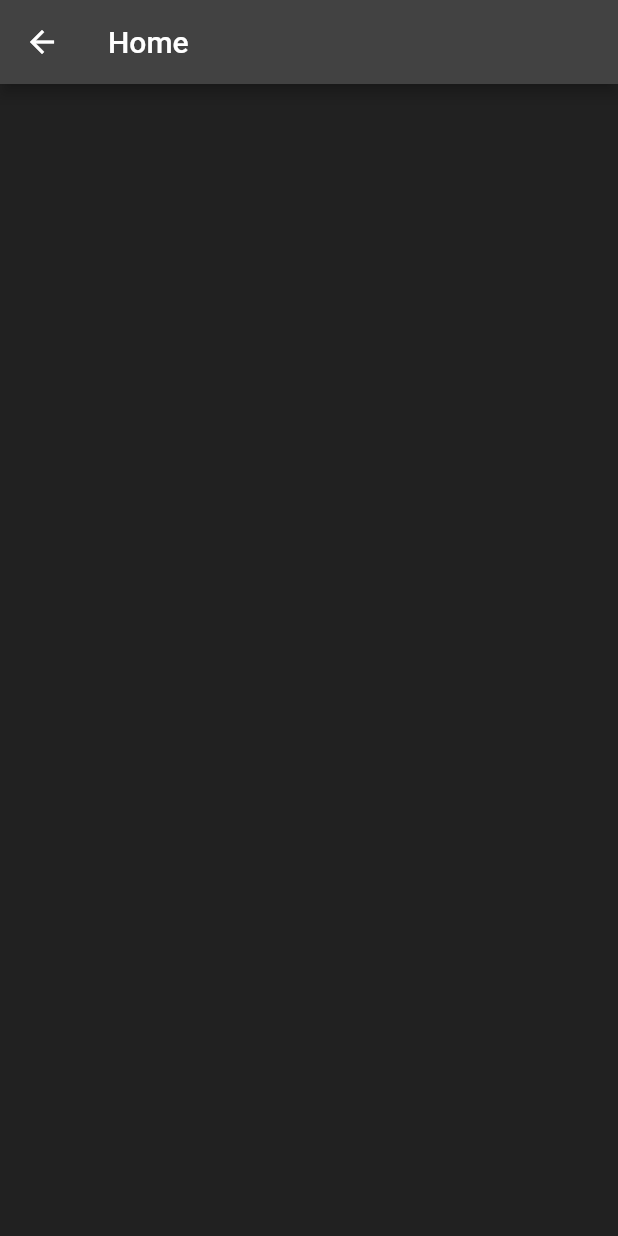
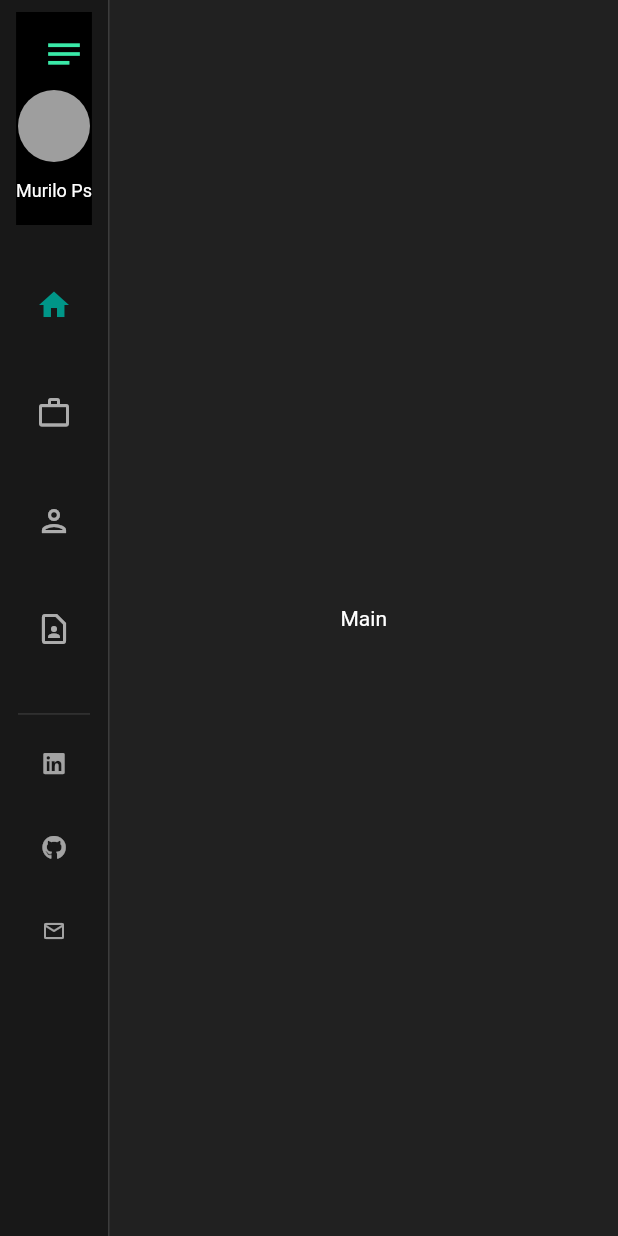
Before and after one commit to murilinhoPs/murilinho-portfolio, a Flutter app: the screen it shows after launch, on a phone screen of 412 x 824 dp. Run offline on Flutter 3.47's test engine with Material 2 defaults, Android fonts, the phone set to English and light mode, and no system bars; our stand-ins replace flutter_markdown.

Commit message:
Create responsive navigation side bar

```diff
--- a/lib/pages/main_page/main_page.dart
+++ b/lib/pages/main_page/main_page.dart
@@ -1,4 +1,5 @@
 import 'package:flutter/material.dart';
+import 'package:murilinho_portfolio/pages/main_page/sections/nav_bar/nav_bar.dart';
 
 class MainPage extends StatelessWidget {
   const MainPage({Key? key}) : super(key: key);
@@ -6,8 +7,15 @@ class MainPage extends StatelessWidget {
   @override
   Widget build(BuildContext context) {
     return Scaffold(
-      appBar: AppBar(
-        title: Text('Home'),
+      body: Row(
+        children: [
+          NavBar(),
+          Expanded(
+            child: Center(
+              child: Text('Main'),
+            ),
+          ),
+        ],
       ),
     );
   }
--- a/lib/pages/main_page/sections/nav_bar/nav_bar.dart
+++ b/lib/pages/main_page/sections/nav_bar/nav_bar.dart
@@ -0,0 +1,89 @@
+import 'package:flutter/material.dart';
+import 'package:murilinho_portfolio/constants.dart';
+import 'package:murilinho_portfolio/pages/main_page/sections/nav_bar/widgets/header/nav_bar_header.dart';
+import 'package:murilinho_portfolio/pages/main_page/sections/nav_bar/widgets/social_links.dart';
+import 'package:murilinho_portfolio/strings.dart';
+
+class NavBar extends StatefulWidget {
+  const NavBar({Key? key}) : super(key: key);
+
+  @override
+  _NavBarState createState() => _NavBarState();
+}
+
+class _NavBarState extends State<NavBar> {
+  int _selectedIndex = 0;
+  bool _isMobile = false;
+
+  void setExtended({bool? isMobile}) =>
+      setState(() => _isMobile = isMobile ?? !_isMobile);
+
+  @override
+  void didChangeDependencies() {
+    MediaQuery.of(context).size.width < 700
+        ? _isMobile = true
+        : _isMobile = false;
+    super.didChangeDependencies();
+  }
+
+  @override
+  Widget build(BuildContext context) {
+    return Row(
+      children: [
+        Column(
+          children: [
+            Expanded(
+              flex: 3,
+              child: NavigationRail(
+                selectedIndex: _selectedIndex,
+                onDestinationSelected: (index) {
+                  setState(() {
+                    _selectedIndex = index;
+                  });
+                },
+                extended: !_isMobile,
+                backgroundColor: Color(0xff181818),
+                minExtendedWidth: navBarDesktopMinWidth,
+                labelType: NavigationRailLabelType.none,
+                leading: NavBarHeader(
+                  isMobile: _isMobile,
+                  onChangeDevice: () => setExtended(),
+                ),
+                trailing: Padding(
+                  padding: const EdgeInsets.only(top: 20.0),
+                  child: SocialLinks(
+                    isMobile: _isMobile,
+                  ),
+                ),
+                groupAlignment: -.9,
+                destinations: [
+                  NavigationRailDestination(
+                    icon: Icon(Icons.home_outlined),
+                    selectedIcon: Icon(Icons.home),
+                    label: Text(Strings.homeNavBar),
+                  ),
+                  NavigationRailDestination(
+                    icon: Icon(Icons.work_outline),
+                    selectedIcon: Icon(Icons.work),
+                    label: Text(Strings.projectsNavBar),
+                  ),
+                  NavigationRailDestination(
+                    icon: Icon(Icons.person_outlined),
+                    selectedIcon: Icon(Icons.person),
+                    label: Text(Strings.aboutNavBar),
+                  ),
+                  NavigationRailDestination(
+                    icon: Icon(Icons.contact_page_outlined),
+                    selectedIcon: Icon(Icons.contact_page),
+                    label: Text(Strings.contactNavBar),
+                  ),
+                ],
+              ),
+            ),
+          ],
+        ),
+        VerticalDivider(thickness: 1, width: 1),
+      ],
+    );
+  }
+}
--- /dev/null
+++ b/lib/pages/main_page/sections/nav_bar/widgets/header/header_desktop.dart
@@ -0,0 +1,38 @@
+import 'package:flutter/material.dart';
+import 'package:murilinho_portfolio/strings.dart';
+
+class HeaderDesktop extends StatelessWidget {
+  @override
+  Widget build(BuildContext context) {
+    return Column(
+      children: [
+        SizedBox(height: 32.0),
+        const CircleAvatar(
+          backgroundColor: Colors.grey,
+          minRadius: 48,
+        ),
+        const SizedBox(
+          height: 12.0,
+        ),
+        const Text(
+          Strings.nameNavBar,
+          style: TextStyle(
+            fontSize: 24,
+          ),
+        ),
+        const SizedBox(
+          height: 16.0,
+        ),
+        const Text(
+          'Game and Mobile dev',
+          style: TextStyle(
+            fontSize: 12,
+          ),
+        ),
+        const SizedBox(
+          height: 16.0,
+        ),
+      ],
+    );
+  }
+}
--- /dev/null
+++ b/lib/pages/main_page/sections/nav_bar/widgets/header/header_mobile.dart
@@ -0,0 +1,36 @@
+import 'package:flutter/material.dart';
+import 'package:murilinho_portfolio/constants.dart';
+import 'package:murilinho_portfolio/strings.dart';
+
+class HeaderMobile extends StatelessWidget {
+  const HeaderMobile({
+    Key? key,
+    this.onMenuTap,
+  }) : super(key: key);
+  final VoidCallback? onMenuTap;
+
+  @override
+  Widget build(BuildContext context) {
+    return Column(
+      children: [
+        SizedBox(height: 52.0),
+        const CircleAvatar(
+          backgroundColor: Colors.grey,
+          minRadius: 24,
+        ),
+        const SizedBox(
+          height: 12.0,
+        ),
+        const Text(
+          Strings.nameNavBar,
+          style: TextStyle(
+            fontSize: 12,
+          ),
+        ),
+        const SizedBox(
+          height: 16.0,
+        ),
+      ],
+    );
+  }
+}
--- /dev/null
+++ b/lib/pages/main_page/sections/nav_bar/widgets/header/nav_bar_header.dart
@@ -0,0 +1,46 @@
+import 'package:flutter/material.dart';
+import 'package:murilinho_portfolio/constants.dart';
+import 'package:murilinho_portfolio/pages/main_page/sections/nav_bar/widgets/header/header_desktop.dart';
+import 'package:murilinho_portfolio/pages/main_page/sections/nav_bar/widgets/header/header_mobile.dart';
+
+class NavBarHeader extends StatelessWidget {
+  const NavBarHeader({
+    Key? key,
+    required this.isMobile,
+    this.onChangeDevice,
+  }) : super(key: key);
+  final bool isMobile;
+  final VoidCallback? onChangeDevice;
+
+  @override
+  Widget build(BuildContext context) {
+    return Material(
+      color: Colors.black,
+      child: Stack(
+        alignment: Alignment.center,
+        children: [
+          Positioned(
+            top: 4,
+            left: 8,
+            child: Container(
+              decoration: BoxDecoration(
+                borderRadius: BorderRadius.all(
+                  Radius.circular(20),
+                ),
+              ),
+              child: IconButton(
+                onPressed: onChangeDevice,
+                color: primaryColor,
+                icon: Icon(
+                  Icons.notes,
+                  size: 28,
+                ),
+              ),
+            ),
+          ),
+          isMobile ? HeaderMobile() : HeaderDesktop(),
+        ],
+      ),
+    );
+  }
+}
--- /dev/null
+++ b/lib/pages/main_page/sections/nav_bar/widgets/social_links.dart
@@ -0,0 +1,60 @@
+import 'package:flutter/material.dart';
+import 'package:murilinho_portfolio/constants.dart';
+import 'package:murilinho_portfolio/custom_icons.dart';
+import 'package:murilinho_portfolio/helpers.dart';
+
+class SocialLinks extends StatelessWidget {
+  const SocialLinks({
+    Key? key,
+    required this.isMobile,
+  }) : super(key: key);
+  final bool isMobile;
+
+  @override
+  Widget build(BuildContext context) {
+    return Container(
+      padding: const EdgeInsets.only(top: 8.0),
+      decoration: BoxDecoration(
+        border: Border(
+          top: BorderSide(
+            color: Theme.of(context).dividerColor,
+          ),
+        ),
+      ),
+      child: Wrap(
+        spacing: 8,
+        runSpacing: 20,
+        runAlignment: WrapAlignment.center,
+        alignment: WrapAlignment.center,
+        crossAxisAlignment: WrapCrossAlignment.center,
+        direction: isMobile ? Axis.vertical : Axis.horizontal,
+        children: [
+          IconButton(
+            onPressed: () => launchURL(linkedinLink),
+            icon: Icon(
+              CustomIcons.linkedin,
+              size: 16.0,
+              color: Colors.white60,
+            ),
+          ),
+          IconButton(
+            onPressed: () => launchURL(githubLink),
+            icon: Icon(
+              CustomIcons.github,
+              size: 16.0,
+              color: Colors.white60,
+            ),
+          ),
+          IconButton(
+            onPressed: () => launchURL('mailto:$emailLink?subject=Contact'),
+            icon: Icon(
+              Icons.mail_outline,
+              size: 16.0,
+              color: Colors.white60,
+            ),
+          ),
+        ],
+      ),
+    );
+  }
+}
```
